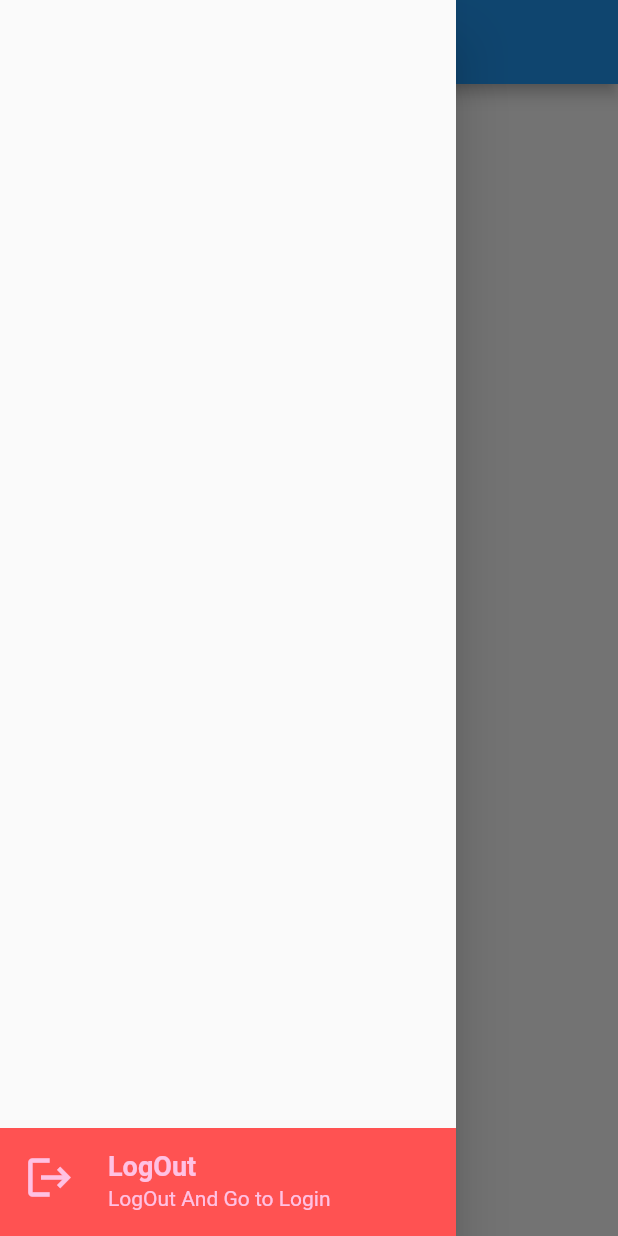
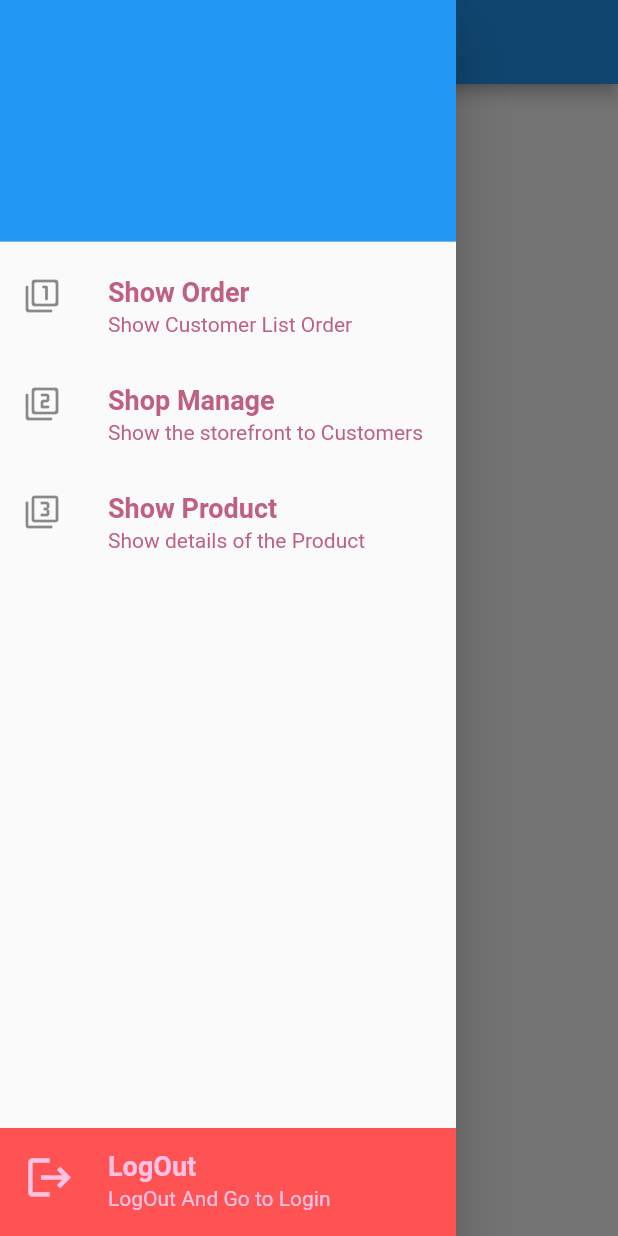
Before and after one commit to saikyautsomboon/KBShopping, a Flutter app: the Saler screen opened by its route, with the side drawer open, on a phone screen of 412 x 824 dp. Run offline on Flutter 3.47's test engine with Material 2 defaults, Android fonts, the phone set to English and light mode, and no system bars; our stand-ins replace dio, geolocator, google_maps_flutter, image_picker, shared_preferences; missing offline and left inert: image_picker_platform_interface; accounts and stored records are empty.

Commit message:
update seller

```diff
--- /dev/null
+++ b/lib/body/Seller/shop_manage_seller.dart
@@ -0,0 +1,17 @@
+import 'package:flutter/material.dart';
+
+class Manage extends StatefulWidget {
+  const Manage({Key key}) : super(key: key);
+
+  @override
+  _ManageState createState() => _ManageState();
+}
+
+class _ManageState extends State<Manage> {
+  @override
+  Widget build(BuildContext context) {
+    return Scaffold(
+      body: Text('This is Shop Manage'),
+    );
+  }
+}
--- /dev/null
+++ b/lib/body/Seller/show_order_seller.dart
@@ -0,0 +1,17 @@
+import 'package:flutter/material.dart';
+
+class Order extends StatefulWidget {
+  const Order({Key key}) : super(key: key);
+
+  @override
+  _OrderState createState() => _OrderState();
+}
+
+class _OrderState extends State<Order> {
+  @override
+  Widget build(BuildContext context) {
+    return Scaffold(
+      body: Text('This is Show Order'),
+    );
+  }
+}
--- /dev/null
+++ b/lib/body/Seller/show_product_seller.dart
@@ -0,0 +1,17 @@
+import 'package:flutter/material.dart';
+
+class Product extends StatefulWidget {
+  const Product({Key key}) : super(key: key);
+
+  @override
+  _ProductState createState() => _ProductState();
+}
+
+class _ProductState extends State<Product> {
+  @override
+  Widget build(BuildContext context) {
+    return Scaffold(
+      body: Text('This is Show Product'),
+    );
+  }
+}
--- a/lib/main.dart
+++ b/lib/main.dart
@@ -20,7 +20,7 @@ Future<Null> main() async {
   WidgetsFlutterBinding
       .ensureInitialized(); // main Future ကို ပြီးအောင်လုပ်ပြီးမှအောက်ကိုဆက်သွားမယ်
   SharedPreferences preferences = await SharedPreferences.getInstance();
-  String usertype = preferences.getString('usertype'); //getString('key')dfs
+  String usertype = preferences.getString('usertype'); //getString('key')
   if (usertype?.isEmpty ?? true) {
     print('## UserType ==>> $usertype');
     initialRoute = MyConstant.routeAuth;
--- a/lib/state/auth.dart
+++ b/lib/state/auth.dart
@@ -209,7 +209,7 @@ class _AuthState extends State<Auth> {
                   });
                 },
               ),
-              hintText: 'Enter Your Password',
+              hintText: 'Password',
               enabledBorder: OutlineInputBorder(
                 borderRadius: BorderRadius.circular(15),
                 borderSide: BorderSide(color: MyConstant.dark),
--- a/lib/state/saler_service.dart
+++ b/lib/state/saler_service.dart
@@ -1,8 +1,10 @@
 import 'package:flutter/material.dart';
+import 'package:kbshopping/body/Seller/shop_manage_seller.dart';
+import 'package:kbshopping/body/Seller/show_order_seller.dart';
+import 'package:kbshopping/body/Seller/show_product_seller.dart';
 import 'package:kbshopping/utility/my_constant.dart';
 import 'package:kbshopping/widget/show_logout.dart';
 import 'package:kbshopping/widget/show_title.dart';
-import 'package:shared_preferences/shared_preferences.dart';
 
 class Saler extends StatefulWidget {
   // const Saler({ Key? key }) : super(key: key);
@@ -12,14 +14,93 @@ class Saler extends StatefulWidget {
 }
 
 class _SalerState extends State<Saler> {
+  List<Widget> widgets = [
+    Order(),
+    Manage(),
+    Product(),
+  ];
+  int indexWidget = 0;
   @override
   Widget build(BuildContext context) {
     return Scaffold(
       appBar: AppBar(
-        title: Text('Saler Page'),
+        title: Text('Seller Page'),
       ),
       drawer: Drawer(
-        child: ShowLogout(),
+        child: Stack(
+          children: [
+            ShowLogout(),
+            Column(
+              children: [
+                UserAccountsDrawerHeader(accountName: null, accountEmail: null),
+                buildShowOrder(),
+                buildShopManage(),
+                buildShowProduct()
+              ],
+            ),
+          ],
+        ),
+      ),
+      body: widgets[indexWidget],
+    );
+  }
+
+  ListTile buildShowProduct() {
+    return ListTile(
+      onTap: () {
+        setState(() {
+          indexWidget = 2;
+          Navigator.pop(context);
+        });
+      },
+      leading: Icon(Icons.filter_3_outlined),
+      title: ShowTitle(
+        title: 'Show Product',
+        textStyle: MyConstant().h2style(),
+      ),
+      subtitle: ShowTitle(
+        title: 'Show details of the Product',
+        textStyle: MyConstant().h3style(),
+      ),
+    );
+  }
+
+  ListTile buildShopManage() {
+    return ListTile(
+      onTap: () {
+        setState(() {
+          indexWidget = 1;
+          Navigator.pop(context);
+        });
+      },
+      leading: Icon(Icons.filter_2_rounded),
+      title: ShowTitle(
+        title: 'Shop Manage',
+        textStyle: MyConstant().h2style(),
+      ),
+      subtitle: ShowTitle(
+        title: 'Show the storefront to Customers',
+        textStyle: MyConstant().h3style(),
+      ),
+    );
+  }
+
+  ListTile buildShowOrder() {
+    return ListTile(
+      onTap: () {
+        setState(() {
+          indexWidget = 0;
+          Navigator.pop(context);
+        });
+      },
+      leading: Icon(Icons.filter_1_rounded),
+      title: ShowTitle(
+        title: 'Show Order',
+        textStyle: MyConstant().h2style(),
+      ),
+      subtitle: ShowTitle(
+        title: 'Show Customer List Order',
+        textStyle: MyConstant().h3style(),
       ),
     );
   }
--- a/lib/utility/my_constant.dart
+++ b/lib/utility/my_constant.dart
@@ -3,7 +3,7 @@ import 'package:flutter/material.dart';
 class MyConstant {
   static String appName = 'KB Shopping';
   //domain
-  static String domain = 'https://c0bd-103-156-155-78.ngrok.io';
+  static String domain = 'https://c6c7-185-205-143-50.ngrok.io';
   //route
   static String routeAuth = '/auth';
   static String routeRegister = '/register';
```
